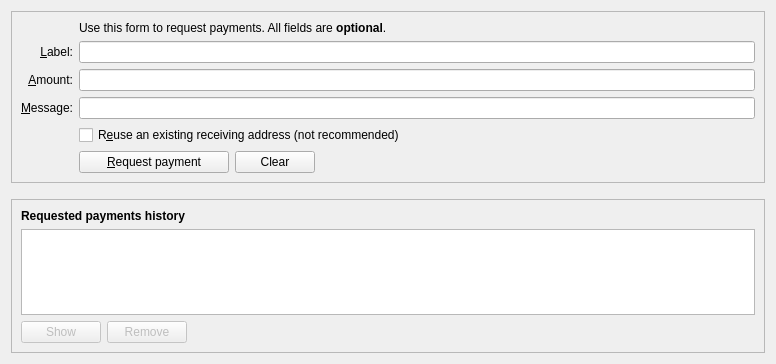
Old version of the form src/qt/forms/receivecoinsdialog.ui in the repository BITCORNProject/BITCORN-oldchain.
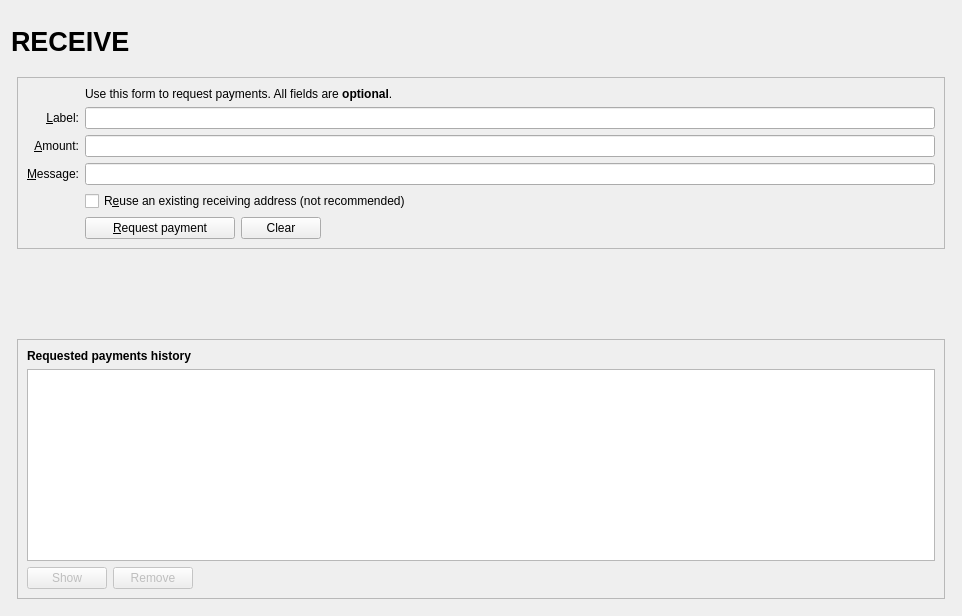
New version of the form. Icons and pictures are not drawn. Custom widgets are drawn as their Qt base class.

Patch:
```diff
--- a/src/qt/forms/receivecoinsdialog.ui
+++ b/src/qt/forms/receivecoinsdialog.ui
@@ -6,11 +6,119 @@
    <rect>
     <x>0</x>
     <y>0</y>
-    <width>776</width>
-    <height>364</height>
-   </rect>
-  </property>
-  <layout class="QVBoxLayout" name="verticalLayout" stretch="0,0,1">
+        <width>962</width>
+        <height>616</height>
+      </rect>
+    </property>
+    <layout class="QVBoxLayout" name="verticalLayout" stretch="0">
+      <item>
+        <layout class="QVBoxLayout" name="verticalLayout_Master" stretch="0,1">
+          <property name="spacing">
+            <number>0</number>
+          </property>
+          <item>
+            <widget class="QFrame" name="frame_Header">
+              <layout class="QVBoxLayout" name="verticalLayout_8">
+                <property name="leftMargin">
+                  <number>0</number>
+                </property>
+                <property name="topMargin">
+                  <number>0</number>
+                </property>
+                <property name="rightMargin">
+                  <number>0</number>
+                </property>
+                <property name="bottomMargin">
+                  <number>0</number>
+                </property>
+                <item>
+                  <layout class="QHBoxLayout" name="horizontalLayout_Header" stretch="1,0,1">
+                    <item>
+                      <widget class="QLabel" name="labelOverviewHeaderLeft">
+                        <property name="minimumSize">
+                          <size>
+                            <width>464</width>
+                            <height>60</height>
+                          </size>
+                        </property>
+                        <property name="maximumSize">
+                          <size>
+                            <width>16777215</width>
+                            <height>60</height>
+                          </size>
+                        </property>
+                        <property name="font">
+                          <font>
+                            <pointsize>20</pointsize>
+                            <weight>75</weight>
+                            <bold>true</bold>
+                          </font>
+                        </property>
+                        <property name="text">
+                          <string>RECEIVE</string>
+                        </property>
+                      </widget>
+                    </item>
+                    <item>
+                      <spacer name="horizontalSpacer_3">
+                        <property name="orientation">
+                          <enum>Qt::Horizontal</enum>
+                        </property>
+                        <property name="sizeHint" stdset="0">
+                          <size>
+                            <width>40</width>
+                            <height>20</height>
+                          </size>
+                        </property>
+                      </spacer>
+                    </item>
+                    <item>
+                      <widget class="QLabel" name="labelOverviewHeaderRight">
+                        <property name="minimumSize">
+                          <size>
+                            <width>464</width>
+                            <height>60</height>
+                          </size>
+                        </property>
+                        <property name="maximumSize">
+                          <size>
+                            <width>16777215</width>
+                            <height>60</height>
+                          </size>
+                        </property>
+                        <property name="font">
+                          <font>
+                            <pointsize>14</pointsize>
+                          </font>
+                        </property>
+                        <property name="text">
+                          <string/>
+                        </property>
+                        <property name="alignment">
+                          <set>Qt::AlignRight|Qt::AlignTrailing|Qt::AlignVCenter</set>
+                        </property>
+                      </widget>
+                    </item>
+                  </layout>
+                </item>
+              </layout>
+            </widget>
+          </item>
+          <item>
+            <widget class="QFrame" name="frame_BG">
+              <layout class="QVBoxLayout" name="verticalLayout_5">
+                <property name="leftMargin">
+                  <number>6</number>
+                </property>
+                <property name="topMargin">
+                  <number>6</number>
+                </property>
+                <property name="rightMargin">
+                  <number>6</number>
+                </property>
+                <property name="bottomMargin">
+                  <number>6</number>
+                </property>
    <item>
     <widget class="QFrame" name="frame2">
      <property name="sizePolicy">
@@ -346,6 +454,11 @@
       </item>
      </layout>
     </widget>
+                </item>
+              </layout>
+            </widget>
+          </item>
+        </layout>
    </item>
   </layout>
  </widget>
```
Left out of the diff: 12 changed lines with no effect on the pictures. Lines whose indentation alone changed are shown as unchanged.
